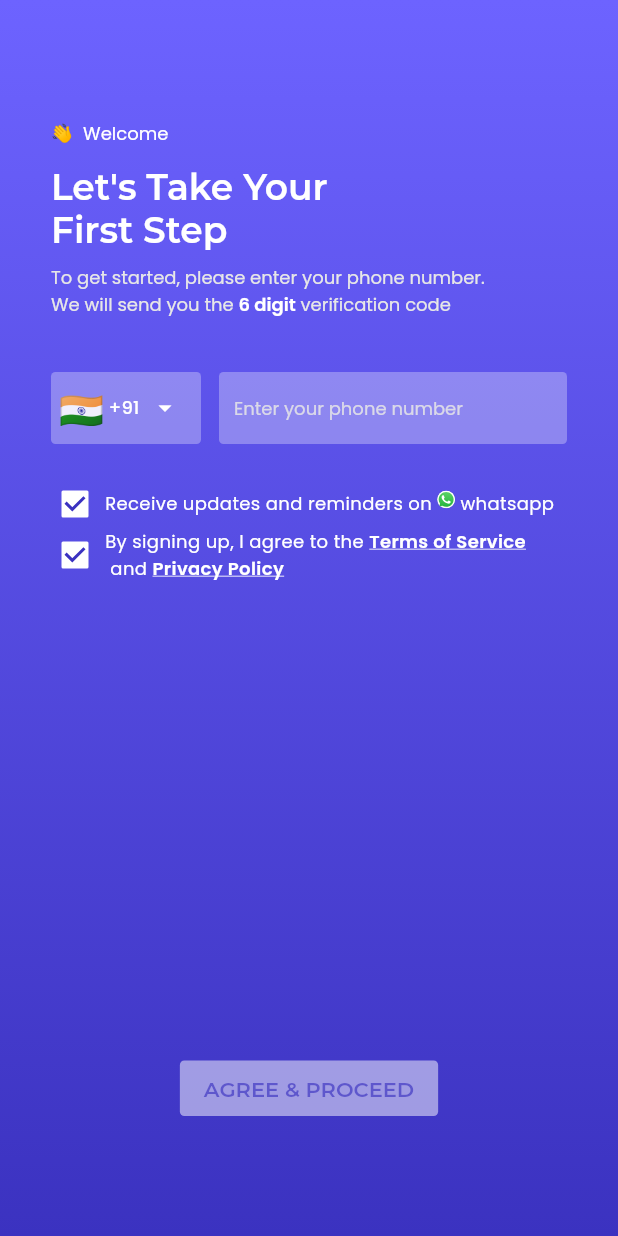
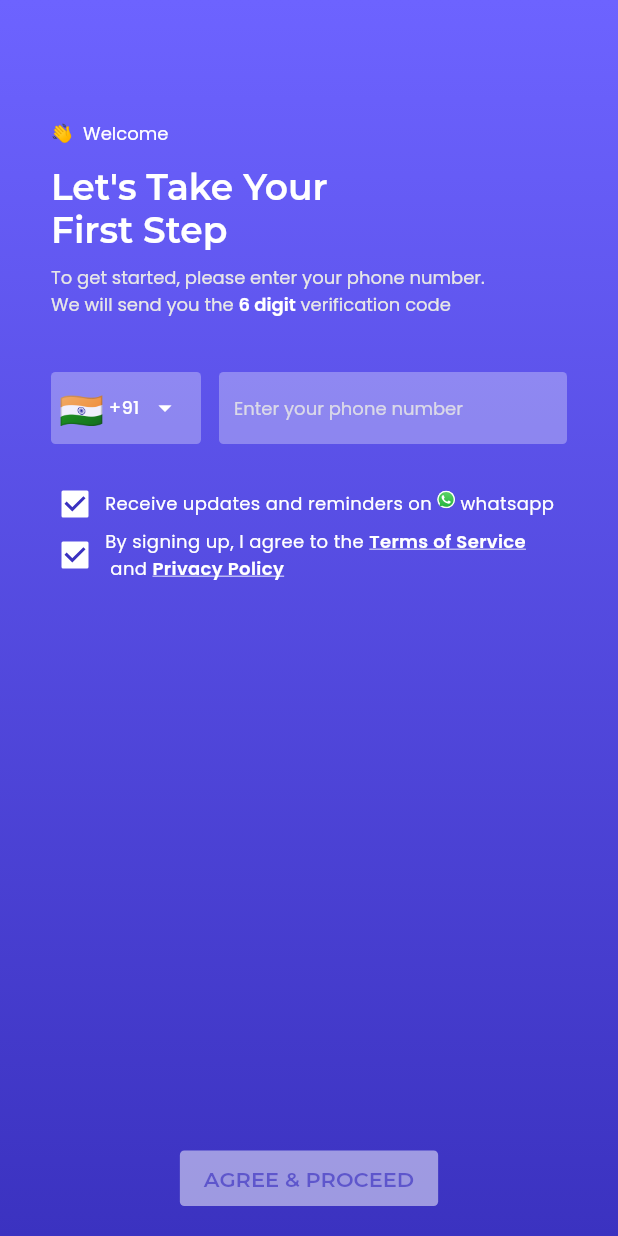
Before and after one commit to vivekismittal/fittleProj, a Flutter app: the screen it shows after launch, on a phone screen of 412 x 824 dp. Run offline on Flutter 3.47's test engine with Material 2 defaults, Android fonts, the phone set to English and light mode, and no system bars; our stand-ins replace fl_chart, flutter_bloc, flutter_dotenv, flutter_svg, google_fonts, lottie and 2 more; project files that could hold a hidden picture were left out.

Commit message:
app published to android and reviewing for apple

```diff
--- a/lib/main.dart
+++ b/lib/main.dart
@@ -11,6 +11,7 @@ import 'package:fittle_ai/screens/profile_completion/profile_completion_secreen.
 import 'package:fittle_ai/screens/splash/splash_screen.dart';
 import 'package:fittle_ai/resources/app_theme.dart';
 import 'package:fittle_ai/Utils/screen_paths.dart';
+import 'package:fittle_ai/screens/web_view_screen.dart';
 import 'package:fittle_ai/screens/workout/workout_search_screen.dart';
 import 'package:fittle_ai/screens/workout/workout_track_screen.dart';
 import 'package:flutter/material.dart';
@@ -45,7 +46,7 @@ class MyApp extends StatelessWidget {
 
   @override
   Widget build(BuildContext context) {
-    return MaterialApp(
+    return MaterialApp(debugShowCheckedModeBanner: false,
       title: 'Fittle.ai',
       theme: AppTheme().themeData,
       routes: {
@@ -73,7 +74,8 @@ class MyApp extends StatelessWidget {
         ScreenPaths.workoutDetailScreenPath.name: (context) =>
             const WorkoutDetailScreen(),
         ScreenPaths.editProfileScreenPath.name: (context) =>
-            const EditProfileScreen()
+            const EditProfileScreen(),
+        ScreenPaths.webViewScreen.name: (context) => WebViewScreen()
       },
     );
   }
--- a/lib/network/network_api_services.dart
+++ b/lib/network/network_api_services.dart
@@ -78,6 +78,7 @@ class NetworkApiService extends BaseApiServices {
             message: (message is String) ? message : message[0]);
 
       default:
+
         throw ServerException(
             message: "///Server Error ${response.statusCode}///");
     }
--- a/lib/screens/auth/auth_login_screen.dart
+++ b/lib/screens/auth/auth_login_screen.dart
@@ -50,8 +50,10 @@ class AuthLoginBody extends StatelessWidget {
     GlobalKey<FormState> loginFormKey = GlobalKey<FormState>();
 
     return Padding(
-      padding: const EdgeInsets.symmetric(vertical: 80, horizontal: 34),
-      child: Form(
+      padding: const EdgeInsets.only(top: 80, left: 34,right: 34),
+      child: Stack(
+        children: [
+          Form(
             key: loginFormKey,
             child: Column(
               crossAxisAlignment: CrossAxisAlignment.start,
@@ -77,7 +79,7 @@ class AuthLoginBody extends StatelessWidget {
                     children: [
                       TextSpan(
                         text: "6 digit",
-                    style:p12_400WhiteTextStyle.copyWith(
+                        style: p12_400WhiteTextStyle.copyWith(
                           color: theme.colorScheme.primary,
                           fontWeight: FontWeight.w600,
                         ),
@@ -156,20 +158,36 @@ class AuthLoginBody extends StatelessWidget {
                             "By signing up, I agree to the ",
                             style: p12_400WhiteTextStyle,
                           ),
-                      Text("Terms of Service",
+                          InkWell(
+                            onTap: () {
+                              Navigator.pushNamed(
+                                  context, ScreenPaths.webViewScreen.name,
+                                  arguments:
+                                      "https://www.fittle.ai/terms-and-conditions");
+                            },
+                            child: Text("Terms of Service",
                                 style: p12_400WhiteTextStyle.copyWith(
                                   fontWeight: FontWeight.w600,
                                   decoration: TextDecoration.underline,
                                 )),
+                          ),
                           Text(
                             " and ",
                             style: p12_400WhiteTextStyle,
                           ),
-                      Text(
+                          InkWell(
+                            onTap: () {
+                              Navigator.pushNamed(
+                                  context, ScreenPaths.webViewScreen.name,
+                                  arguments:
+                                      "https://www.fittle.ai/privacy-policy");
+                            },
+                            child: Text(
                               "Privacy Policy",
                               style: p12_400WhiteTextStyle.copyWith(
                                 fontWeight: FontWeight.w600,
                                 decoration: TextDecoration.underline,
+                              ),
                             ),
                           ),
                         ],
@@ -183,8 +201,14 @@ class AuthLoginBody extends StatelessWidget {
                   },
                   value: isTncChecked,
                 ),
-            const Spacer(),
-            Center(
+
+              ],
+            ),
+          ),
+          Padding(
+            padding: const EdgeInsets.only(bottom:20.0),
+            child: Align(
+              alignment: Alignment.bottomCenter,
                     child: BlocConsumer<AuthBloc, AuthState>(
                       listener: (context, authState) {
                         switch (authState.runtimeType) {
@@ -237,8 +261,8 @@ class AuthLoginBody extends StatelessWidget {
                       },
                     ),
                   ),
+          ),
         ],
-        ),
       ),
     );
   }
@@ -248,13 +272,12 @@ class AuthLoginBody extends StatelessWidget {
     return Row(
       mainAxisAlignment: MainAxisAlignment.start,
       children: [
-
             // ignore: unnecessary_cast
             StatefulBuilder(
               builder: (context, setState) => Padding(
                 padding: const EdgeInsets.only(right: 4),
                 child: Checkbox(
-                  visualDensity: VisualDensity(horizontal: -4,vertical: -4),
+                    visualDensity: VisualDensity(horizontal: -4, vertical: -4),
                     checkColor: AppColor.callToActionColor,
                     materialTapTargetSize: MaterialTapTargetSize.padded,
                     fillColor: MaterialStateProperty.resolveWith<Color>(
--- a/lib/screens/dasboard/widget/date_slider.dart
+++ b/lib/screens/dasboard/widget/date_slider.dart
@@ -37,7 +37,7 @@ class DateSlider extends StatelessWidget {
   @override
   Widget build(BuildContext context) {
     ScrollController controller =
-        ScrollController(initialScrollOffset: (selectedDate.day - 3) * 52);
+        ScrollController(initialScrollOffset: (selectedDate.day - 3) * 68);
     String subTitle = getMMMYYYY(selectedDate);
     int totalDays = DateTime(selectedDate.year, selectedDate.month + 1, 0).day;
     return Column(
--- a/lib/utils/screen_paths.dart
+++ b/lib/utils/screen_paths.dart
@@ -11,5 +11,6 @@ workoutSearchScreenPath,
 foodDetailScreenPath,
 workoutTrackScreenPath,
 workoutDetailScreenPath,
-editProfileScreenPath
+editProfileScreenPath,
+webViewScreen
 }
--- a/pubspec.yaml
+++ b/pubspec.yaml
@@ -45,6 +45,7 @@ dependencies:
   fl_chart: ^0.63.0
   flutter_dotenv: ^5.1.0
   flutter_launcher_icons: ^0.13.1
+  webview_flutter: ^4.2.2
 
 dev_dependencies:
   flutter_test:
@@ -53,7 +54,7 @@ dev_dependencies:
 flutter_icons:
   android: "launcher_icon"
   ios: true
-  image_path: "assets/png/app_icon.png"
+  image_path: "assets/png/appIcon.jpg"
   adaptive_icon_background: "#ffffff"
 
   # The "flutter_lints" package below contains a set of recommended lints to
```
Also changed, not shown: lib/screens/dasboard/home_dashboard_screen.dart (+7 -6 lines), lib/screens/food/food_tracking_screen.dart (+11 -6 lines), lib/screens/profile/profile_screen.dart (+14 -20 lines), lib/screens/web_view_screen.dart (added, +75 -0 lines), assets/png/appIcon.jpg (added), assets/png/app_icon.png (deleted), pubspec.lock, 32 other files. Lines whose indentation alone changed are shown as unchanged.
